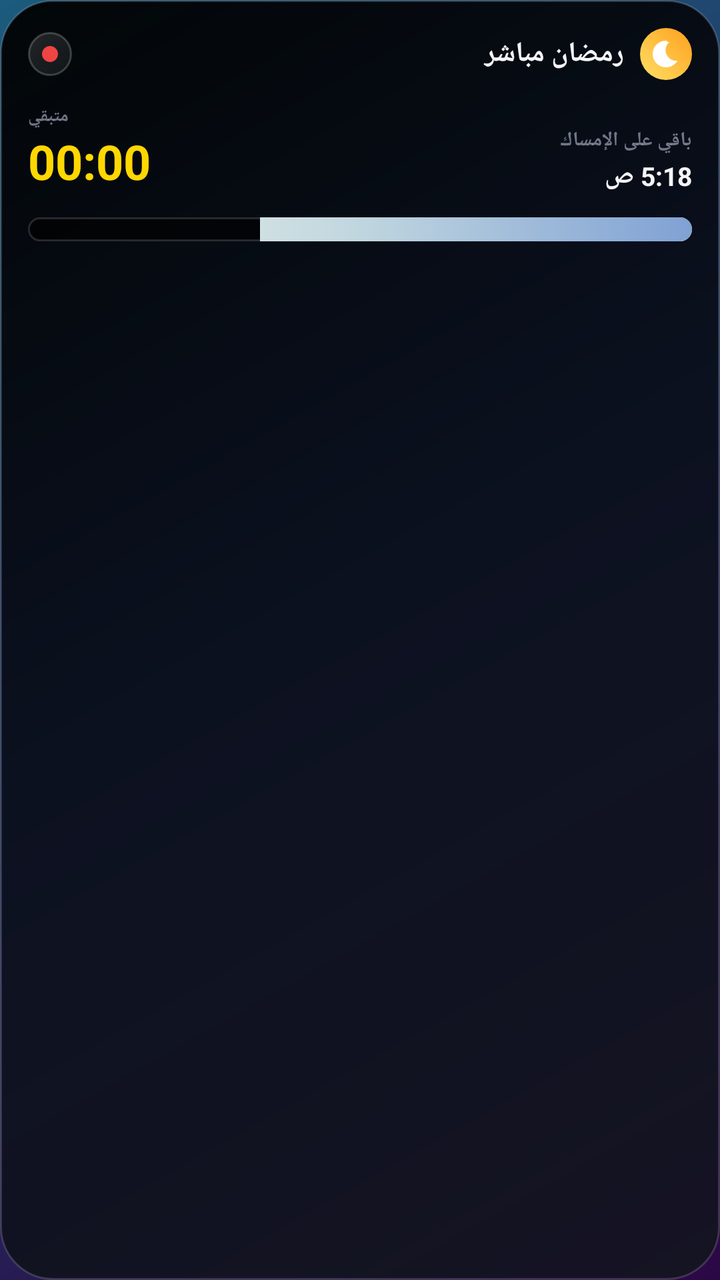
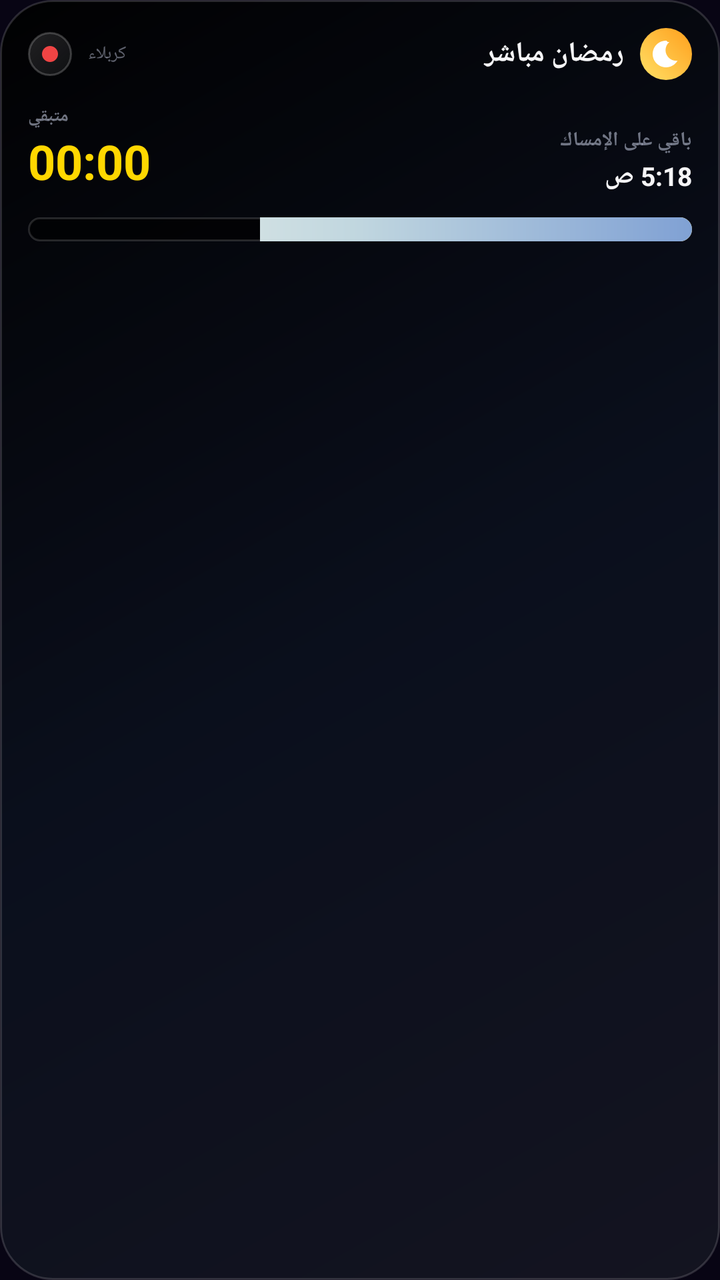

Two renders of the same Android screen: before a commit and after it. Below are the layout's source before the change and the commit's diff.
<!-- AndroidManifest.xml: application theme Theme.Caliq -->
<!-- res/layout/notification_live.xml -->
<?xml version="1.0" encoding="utf-8"?>
<LinearLayout xmlns:android="http://schemas.android.com/apk/res/android"
    android:layout_width="match_parent"
    android:layout_height="wrap_content"
    android:layoutDirection="rtl"
    android:background="@drawable/notif_bg"
    android:orientation="vertical"
    android:padding="14dp">

    
    <LinearLayout
        android:layout_width="match_parent"
        android:layout_height="wrap_content"
        android:gravity="center_vertical"
        android:orientation="horizontal">

        <ImageView
            android:layout_width="26dp"
            android:layout_height="26dp"
            android:background="@drawable/notif_icon_circle"
            android:contentDescription="@null"
            android:padding="5dp"
            android:src="@drawable/ic_notif_moon" />

        <TextView
            android:layout_width="0dp"
            android:layout_height="wrap_content"
            android:layout_marginStart="8dp"
            android:layout_weight="1"
            android:text="رمضان مباشر"
            android:textColor="#FFF5F5F7"
            android:textSize="14sp"
            android:textStyle="bold" />

        <FrameLayout
            android:layout_width="22dp"
            android:layout_height="22dp"
            android:background="@drawable/notif_box_next">

            <View
                android:layout_width="8dp"
                android:layout_height="8dp"
                android:layout_gravity="center"
                android:background="@drawable/notif_live_dot" />
        </FrameLayout>
    </LinearLayout>

    
    <LinearLayout
        android:layout_width="match_parent"
        android:layout_height="wrap_content"
        android:layout_marginTop="12dp"
        android:baselineAligned="false"
        android:gravity="bottom"
        android:orientation="horizontal">

        <LinearLayout
            android:layout_width="0dp"
            android:layout_height="wrap_content"
            android:layout_weight="1"
            android:orientation="vertical">

            <TextView
                android:id="@+id/live_label"
                android:layout_width="wrap_content"
                android:layout_height="wrap_content"
                android:text="باقي على الإمساك"
                android:textColor="#99B9C0D4"
                android:textSize="10sp"
                android:textStyle="bold" />

            <TextView
                android:id="@+id/live_target"
                android:layout_width="wrap_content"
                android:layout_height="wrap_content"
                android:layout_marginTop="2dp"
                android:layoutDirection="ltr"
                android:text="5:18 ص"
                android:textColor="#FFF5F5F7"
                android:textSize="13sp"
                android:textStyle="bold" />
        </LinearLayout>

        <LinearLayout
            android:layout_width="wrap_content"
            android:layout_height="wrap_content"
            android:gravity="end"
            android:orientation="vertical">

            <TextView
                android:layout_width="wrap_content"
                android:layout_height="wrap_content"
                android:text="متبقي"
                android:textColor="#99B9C0D4"
                android:textSize="9sp"
                android:textStyle="bold" />

            <Chronometer
                android:id="@+id/live_chrono"
                android:layout_width="wrap_content"
                android:layout_height="wrap_content"
                android:layoutDirection="ltr"
                android:textColor="#FFFFD700"
                android:textSize="24sp"
                android:textStyle="bold" />
        </LinearLayout>
    </LinearLayout>

    
    <FrameLayout
        android:layout_width="match_parent"
        android:layout_height="12dp"
        android:layout_marginTop="12dp">

        <ProgressBar
            android:id="@+id/live_progress_day"
            style="?android:attr/progressBarStyleHorizontal"
            android:layout_width="match_parent"
            android:layout_height="12dp"
            android:max="100"
            android:progress="65"
            android:progressDrawable="@drawable/notif_progress_day" />

        <ProgressBar
            android:id="@+id/live_progress_night"
            style="?android:attr/progressBarStyleHorizontal"
            android:layout_width="match_parent"
            android:layout_height="12dp"
            android:max="100"
            android:progress="65"
            android:progressDrawable="@drawable/notif_progress" />
    </FrameLayout>
</LinearLayout>
<!-- resources referenced by this layout -->
<resources>
  <!-- drawable ic_notif_moon (drawable) -->
  <?xml version="1.0" encoding="utf-8"?>
  <vector xmlns:android="http://schemas.android.com/apk/res/android"
      android:width="24dp"
      android:height="24dp"
      android:viewportWidth="24"
      android:viewportHeight="24">
      <path
          android:fillColor="#FFFFFFFF"
          android:pathData="M12.34,2.02C6.59,1.82 2,6.42 2,12c0,5.52 4.48,10 10,10 3.71,0 6.93,-2.02 8.66,-5.02 -0.32,0.07 -0.65,0.1 -1,0.1 -4.42,0 -8,-3.58 -8,-8 0,-2.42 1.08,-4.58 2.78,-6.02 -0.39,-0.02 -0.77,-0.04 -1.1,-0.04z" />
  </vector>
  <!-- drawable notif_bg (drawable) -->
  <?xml version="1.0" encoding="utf-8"?>
  <shape xmlns:android="http://schemas.android.com/apk/res/android"
      android:shape="rectangle">
      <gradient
          android:angle="315"
          android:startColor="#F0000000"
          android:centerColor="#F00A0F1C"
          android:endColor="#F0141420" />
      <corners android:radius="26dp" />
      <stroke
          android:width="1dp"
          android:color="#26FFFFFF" />
  </shape>
  <!-- drawable notif_box_next (drawable) -->
  <?xml version="1.0" encoding="utf-8"?>
  <shape xmlns:android="http://schemas.android.com/apk/res/android"
      android:shape="rectangle">
      <gradient
          android:angle="315"
          android:startColor="#1FFFFFFF"
          android:endColor="#0DFFFFFF" />
      <corners android:radius="16dp" />
      <stroke
          android:width="1dp"
          android:color="#33FFFFFF" />
  </shape>
  <!-- drawable notif_icon_circle (drawable) -->
  <?xml version="1.0" encoding="utf-8"?>
  <shape xmlns:android="http://schemas.android.com/apk/res/android"
      android:shape="oval">
      <gradient
          android:angle="45"
          android:startColor="#FFFFE066"
          android:endColor="#FFFF9F1C" />
  </shape>
  <!-- drawable notif_live_dot (drawable) -->
  <?xml version="1.0" encoding="utf-8"?>
  <shape xmlns:android="http://schemas.android.com/apk/res/android"
      android:shape="oval">
      <solid android:color="#EF4444" />
  </shape>
  <!-- drawable notif_progress (drawable) -->
  <?xml version="1.0" encoding="utf-8"?>
  <layer-list xmlns:android="http://schemas.android.com/apk/res/android">
      <item android:id="@android:id/background">
          <shape android:shape="rectangle">
              <solid android:color="#66000000" />
              <corners android:radius="99dp" />
              <stroke
                  android:width="1dp"
                  android:color="#14FFFFFF" />
          </shape>
      </item>
      <item android:id="@android:id/progress">
          <clip>
              <shape android:shape="rectangle">
                  <gradient
                      android:angle="0"
                      android:startColor="#80A1D4"
                      android:centerColor="#C0D6DF"
                      android:endColor="#F2F5EA" />
                  <corners android:radius="99dp" />
              </shape>
          </clip>
      </item>
  </layer-list>
  <style name="Theme.Caliq" parent="@android:style/Theme.Material.Light.NoActionBar">
          <item name="android:statusBarColor">@android:color/transparent</item>
          <item name="android:navigationBarColor">@android:color/transparent</item>
          <item name="android:windowLayoutInDisplayCutoutMode">shortEdges</item>
          <item name="android:windowBackground">@drawable/splash_background</item>
      </style>
  <!-- drawable splash_background (drawable) -->
  <?xml version="1.0" encoding="utf-8"?>
  <shape xmlns:android="http://schemas.android.com/apk/res/android"
      android:shape="rectangle">
      <gradient
          android:startColor="#1C5B7D"
          android:endColor="#2A0845"
          android:angle="315"/>
  </shape>
  <!-- unchanged entries left out for length: 1 -->
</resources>

<!-- the commit's change to res/layout/notification_live.xml (unified diff, before → after) -->
@@ -31,6 +31,16 @@
             android:textColor="#FFF5F5F7"
             android:textSize="14sp"
             android:textStyle="bold" />
+
+        <TextView
+            android:id="@+id/live_city"
+            android:layout_width="wrap_content"
+            android:layout_height="wrap_content"
+            android:layout_marginEnd="8dp"
+            android:maxLines="1"
+            android:text="كربلاء"
+            android:textColor="#80B9C0D4"
+            android:textSize="9sp" />
 
         <FrameLayout
             android:layout_width="22dp"
<!-- resource entries referenced after the edit -->
@@ -88,10 +88,7 @@
   <?xml version="1.0" encoding="utf-8"?>
   <shape xmlns:android="http://schemas.android.com/apk/res/android"
       android:shape="rectangle">
-      <gradient
-          android:startColor="#1C5B7D"
-          android:endColor="#2A0845"
-          android:angle="315"/>
+      <solid android:color="#080514" />
   </shape>
   <!-- unchanged entries left out for length: 1 -->
 </resources>
